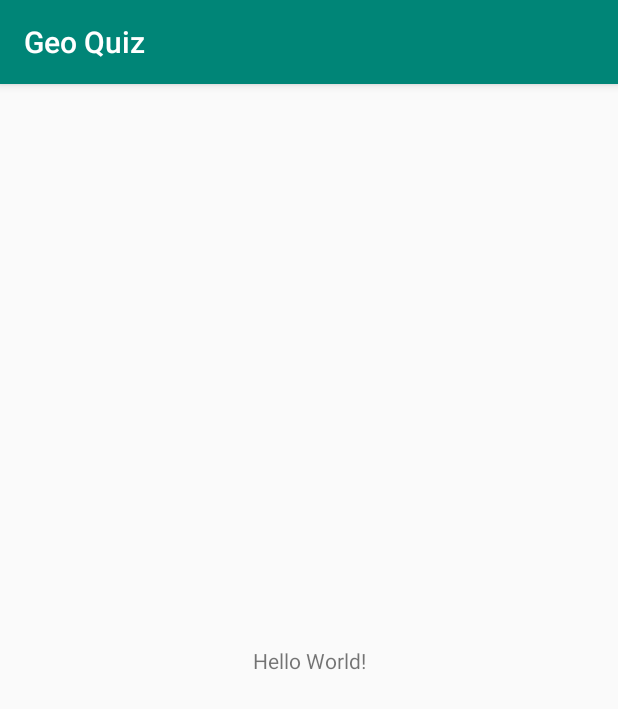
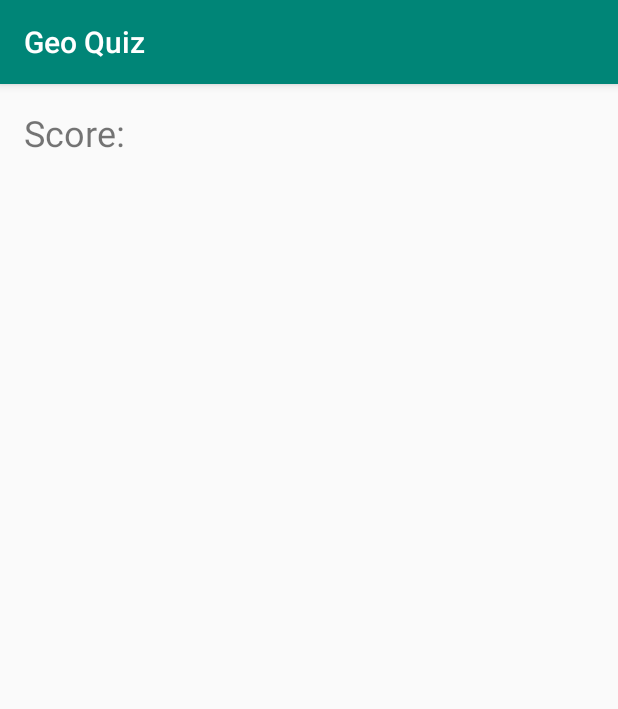
Before and after one commit to carterjfowler/CSCI-448, an Android app: the screen it shows after launch (MainActivity), on a phone screen of 412 x 824 dp. Shown: the top 709 px of the screen. Run offline under Robolectric (Android 15) with nearby library versions, the light colour scheme and no system bars.

Commit message:
Kind of started Lab02a, still has a lot of work to be done.

```diff
--- a/AndroidStudioProjects/GeoQuiz/app/src/main/java/com/csci448/carterjfowler/MainActivity.kt
+++ b/AndroidStudioProjects/GeoQuiz/app/src/main/java/com/csci448/carterjfowler/MainActivity.kt
@@ -7,6 +7,6 @@ class MainActivity : AppCompatActivity() {
 
     override fun onCreate(savedInstanceState: Bundle?) {
         super.onCreate(savedInstanceState)
-        setContentView(R.layout.activity_main)
+        setContentView(R.layout.activity_quiz)
     }
 }
--- a/AndroidStudioProjects/GeoQuiz/app/src/main/res/layout/activity_main.xml
+++ /dev/null
@@ -1,18 +0,0 @@
-<?xml version="1.0" encoding="utf-8"?>
-<androidx.constraintlayout.widget.ConstraintLayout xmlns:android="http://schemas.android.com/apk/res/android"
-    xmlns:app="http://schemas.android.com/apk/res-auto"
-    xmlns:tools="http://schemas.android.com/tools"
-    android:layout_width="match_parent"
-    android:layout_height="match_parent"
-    tools:context=".MainActivity">
-
-    <TextView
-        android:layout_width="wrap_content"
-        android:layout_height="wrap_content"
-        android:text="Hello World!"
-        app:layout_constraintBottom_toBottomOf="parent"
-        app:layout_constraintLeft_toLeftOf="parent"
-        app:layout_constraintRight_toRightOf="parent"
-        app:layout_constraintTop_toTopOf="parent" />
-
-</androidx.constraintlayout.widget.ConstraintLayout>
--- /dev/null
+++ b/AndroidStudioProjects/GeoQuiz/app/src/main/res/layout/activity_quiz.xml
@@ -0,0 +1,27 @@
+<?xml version="1.0" encoding="utf-8"?>
+<LinearLayout
+    xmlns:android="http://schemas.android.com/apk/res/android"
+    xmlns:tools="http://schemas.android.com/tools"
+    android:layout_width="match_parent"
+    android:layout_height="match_parent"
+    android:orientation="vertical"
+    android:layout_margin="16dp">
+    <!-- Nested Views Go Here -->
+    <LinearLayout
+        android:layout_width="match_parent"
+        android:layout_height="match_parent"
+        android:orientation="horizontal">
+        <!-- Need to figure out the syntax for the layout, this is going to take a bit-->
+        <TextView
+            android:layout_width="wrap_content"
+            android:layout_height="wrap_content"
+            android:textSize="24sp"
+            android:text="Score:"
+            android:layout_gravity="center_horizontal"/>
+        <TextView
+            android:layout_width="match_parent"
+            android:layout_height="match_parent"
+            android:id="@+id/score_text_view"
+            tools:text="#"/>
+    </LinearLayout>
+</LinearLayout>
--- a/AndroidStudioProjects/GeoQuiz/app/src/main/res/values/strings.xml
+++ b/AndroidStudioProjects/GeoQuiz/app/src/main/res/values/strings.xml
@@ -1,3 +1,6 @@
 <resources>
     <string name="app_name">Geo Quiz</string>
+    <string name="score">Score:</string>
+    <string name="True">True</string>
+    <string name="False">False</string>
 </resources>
```
